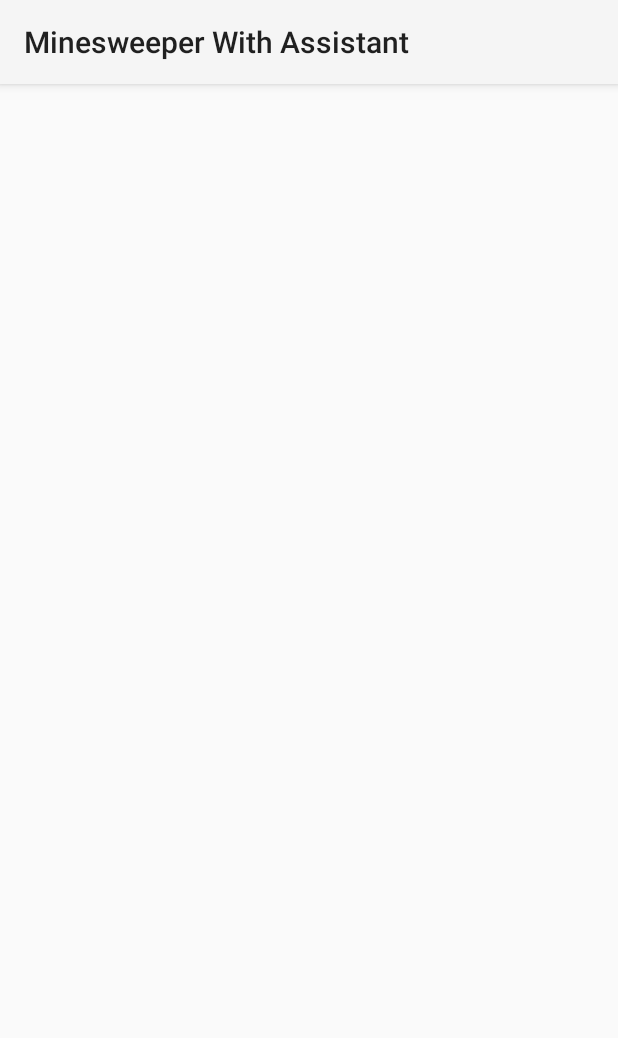
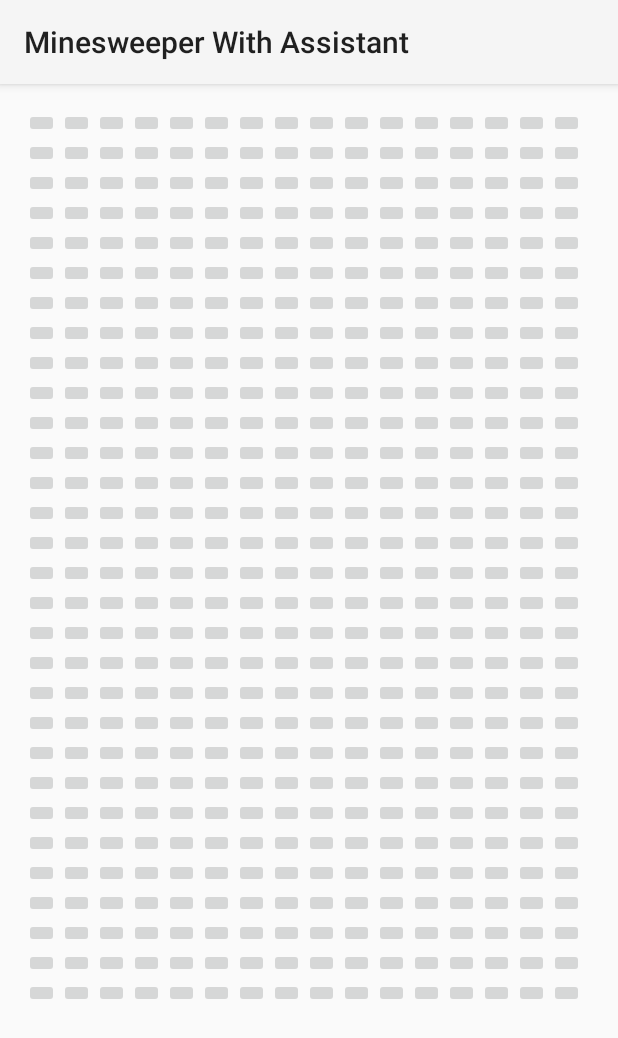
Before and after one commit to ojrdude/minesweeperwithassistant, an Android app: the screen it shows after launch (MainActivity), on a phone screen of 412 x 824 dp. Shown: the top 1038 px of the screen. Run offline under Robolectric (Android 15) with nearby library versions, the phone set to English and light mode, and no system bars.

Commit message:
Created custom adapter. MainActivity now loads, displaying a grid of buttons

```diff
--- a/app/build.gradle
+++ b/app/build.gradle
@@ -6,7 +6,7 @@ android {
 
     defaultConfig {
         applicationId "com.ojrdude.minesweeperwithassistant"
-        minSdkVersion 10
+        minSdkVersion 11 // Changed from 10 so Fragments are available
         targetSdkVersion 23
         versionCode 1
         versionName "1.0"
@@ -22,5 +22,6 @@ android {
 dependencies {
     compile fileTree(dir: 'libs', include: ['*.jar'])
     testCompile 'junit:junit:4.12'
-    compile 'com.android.support:appcompat-v7:23.2.1'
+    compile 'com.android.support:appcompat-v7:23.4.0'
+    compile 'com.android.support:support-v4:23.4.0'
 }
--- a/app/src/main/AndroidManifest.xml
+++ b/app/src/main/AndroidManifest.xml
@@ -8,7 +8,7 @@
         android:label="@string/app_name"
         android:supportsRtl="true"
         android:theme="@style/Theme.AppCompat.Light">
-        <activity android:name=".MainActivity">
+        <activity android:name=".ui.game.MainActivity">
             <intent-filter>
                 <action android:name="android.intent.action.MAIN" />
 
--- a/app/src/main/java/com/ojrdude/minesweeperwithassistant/MainActivity.java
+++ b/app/src/main/java/com/ojrdude/minesweeperwithassistant/ui/game/MainActivity.java
@@ -1,13 +1,15 @@
-package com.ojrdude.minesweeperwithassistant;
+package com.ojrdude.minesweeperwithassistant.ui.game;
 
 import android.os.Bundle;
 import android.support.v7.app.AppCompatActivity;
+
+import com.ojrdude.minesweeperwithassistant.R;
 
 public class MainActivity extends AppCompatActivity {
 
     @Override
     protected void onCreate(Bundle savedInstanceState) {
         super.onCreate(savedInstanceState);
-//        setContentView(R.layout.activity_main);
+        setContentView(R.layout.activity_main);
     }
 }
--- /dev/null
+++ b/app/src/main/java/com/ojrdude/minesweeperwithassistant/ui/game/gameboard/GameBoard.java
@@ -0,0 +1,10 @@
+package com.ojrdude.minesweeperwithassistant.ui.game.gameboard;
+
+import android.app.Fragment;
+
+/**
+ * Abstract definition of a GameBoard fragment. Contains methods and properties that are
+ * shared between all game board fragments of any size.
+ */
+public abstract class GameBoard extends Fragment{
+}
--- /dev/null
+++ b/app/src/main/java/com/ojrdude/minesweeperwithassistant/ui/game/gameboard/GameBoard16by30.java
@@ -0,0 +1,51 @@
+package com.ojrdude.minesweeperwithassistant.ui.game.gameboard;
+
+import android.app.Activity;
+import android.os.Bundle;
+import android.support.annotation.Nullable;
+import android.support.v4.app.Fragment;
+import android.view.LayoutInflater;
+import android.view.View;
+import android.view.ViewGroup;
+import android.widget.ArrayAdapter;
+import android.widget.Button;
+import android.widget.GridView;
+import android.widget.ImageButton;
+import android.widget.ListAdapter;
+
+import com.ojrdude.minesweeperwithassistant.R;
+
+public class GameBoard16by30 extends GameBoard {
+
+    private View view;
+
+    public GameBoard16by30() {
+        // Required empty public constructor
+    }
+
+    @Override
+    public View onCreateView(LayoutInflater inflater, ViewGroup container,
+                             Bundle savedInstanceState) {
+        view = inflater.inflate(R.layout.fragment_game_board_16_by_30, container, false);
+        return view;
+    }
+
+    @Override
+    public void onCreate(@Nullable Bundle savedInstanceState) {
+        super.onCreate(savedInstanceState);
+    }
+
+    @Override
+    public void onActivityCreated(Bundle savedInstanceState) {
+        super.onActivityCreated(savedInstanceState);
+        ImageButton[] buttons = new ImageButton[16*30];
+        Activity activity = getActivity();
+        for (int i = 0; i < buttons.length; i++) {
+            buttons[i] = new ImageButton(activity);
+        }
+
+        //Todo: make custom adapter by extending arrayadapter
+        GridView gridView = (GridView) activity.findViewById(R.id.gameGrid);
+        gridView.setAdapter(new GameBoardAdapter(activity, 16*30));
+    }
+}
--- /dev/null
+++ b/app/src/main/java/com/ojrdude/minesweeperwithassistant/ui/game/gameboard/GameBoardAdapter.java
@@ -0,0 +1,49 @@
+package com.ojrdude.minesweeperwithassistant.ui.game.gameboard;
+
+import android.content.Context;
+import android.view.View;
+import android.view.ViewGroup;
+import android.widget.BaseAdapter;
+import android.widget.ImageButton;
+
+/**
+ * Custom adapter to control the contents of a GameBoard Fragment's GridView
+ */
+public class GameBoardAdapter extends BaseAdapter {
+    private Context context;
+    private ImageButton[] cells;
+    public GameBoardAdapter(Context context, int numCells){
+        this.context = context;
+        cells = new ImageButton[numCells];
+        for (int i = 0; i < cells.length; i++) {
+            cells[i] = new ImageButton(context);
+        }
+    }
+
+    @Override
+    public int getCount() {
+        return cells.length;
+    }
+
+    @Override
+    public Object getItem(int position) {
+        return cells[position];
+    }
+
+    @Override
+    public long getItemId(int position) {
+        return position; // TODO: Work out what this function should really do.
+    }
+
+    @Override
+    public View getView(int position, View convertView, ViewGroup parent) {
+        ImageButton cell;
+        if (convertView == null){
+            cell = cells[position];
+        }
+        else {
+            cell = (ImageButton) convertView;
+        }
+        return cell;
+    }
+}
--- a/app/src/main/res/layout/activity_main.xml
+++ b/app/src/main/res/layout/activity_main.xml
@@ -7,10 +7,12 @@
     android:paddingLeft="@dimen/activity_horizontal_margin"
     android:paddingRight="@dimen/activity_horizontal_margin"
     android:paddingTop="@dimen/activity_vertical_margin"
-    tools:context=".MainActivity">
+    tools:context=".ui.game.MainActivity">
 
-    <TextView
+    <fragment
         android:layout_width="wrap_content"
         android:layout_height="wrap_content"
-        android:text="Hello World!" />
+        android:name="com.ojrdude.minesweeperwithassistant.ui.game.gameboard.GameBoard16by30"
+        android:id="@+id/fragment"
+        tools:layout="@layout/fragment_game_board_16_by_30" />
 </RelativeLayout>
--- /dev/null
+++ b/app/src/main/res/layout/fragment_game_board_16_by_30.xml
@@ -0,0 +1,14 @@
+<FrameLayout xmlns:android="http://schemas.android.com/apk/res/android"
+    xmlns:tools="http://schemas.android.com/tools"
+    android:layout_width="match_parent"
+    android:layout_height="match_parent"
+    tools:context=".ui.game.gameboard.GameBoard16by30">
+
+    <GridView
+        android:layout_width="match_parent"
+        android:layout_height="match_parent"
+        android:id="@+id/gameGrid"
+        android:numColumns="16"
+        />
+
+</FrameLayout>
--- a/app/src/main/res/values/strings.xml
+++ b/app/src/main/res/values/strings.xml
@@ -1,3 +1,6 @@
 <resources>
     <string name="app_name">Minesweeper With Assistant</string>
+
+    <!-- TODO: Remove or change this placeholder text -->
+    <string name="hello_blank_fragment">Hello blank fragment</string>
 </resources>
--- a/build.gradle
+++ b/build.gradle
@@ -5,7 +5,7 @@ buildscript {
         jcenter()
     }
     dependencies {
-        classpath 'com.android.tools.build:gradle:2.1.0'
+        classpath 'com.android.tools.build:gradle:2.1.2'
 
         // NOTE: Do not place your application dependencies here; they belong
         // in the individual module build.gradle files
```
Also changed, not shown: 1 other file.
